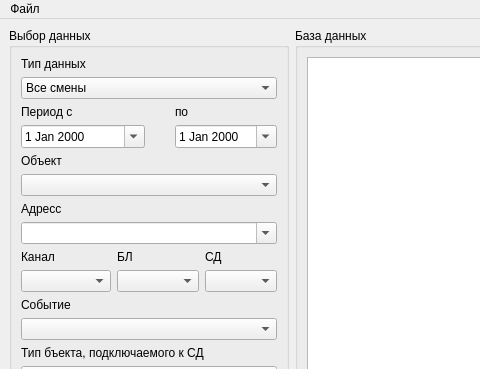
First picture: the form in m_db/MainWindowDB.ui, repository xXRadioHeadXx/start7, before the edit; both pictures show x 0 to 480 and y 0 to 369 of the 794 by 717 pixel window.
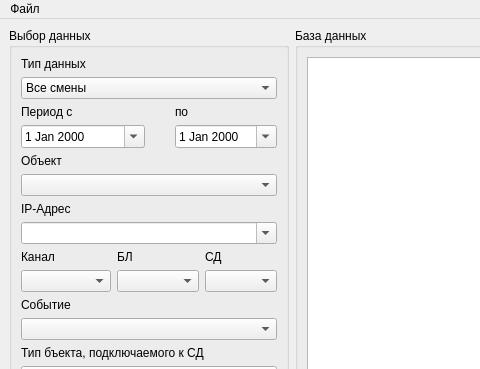
Second picture: the form after the edit.

Commit message: БД: в слове Адресс ошибка) исправить на IP-Адрес

Diff of the .ui file:
```diff
--- a/m_db/MainWindowDB.ui
+++ b/m_db/MainWindowDB.ui
@@ -55,7 +55,7 @@
        <item row="6" column="0" colspan="6">
         <widget class="QLabel" name="label_12">
          <property name="text">
-          <string>Адресс </string>
+          <string>IP-Адрес </string>
          </property>
         </widget>
        </item>
```
Left out of the diff: 2 changed lines with no effect on the pictures.
